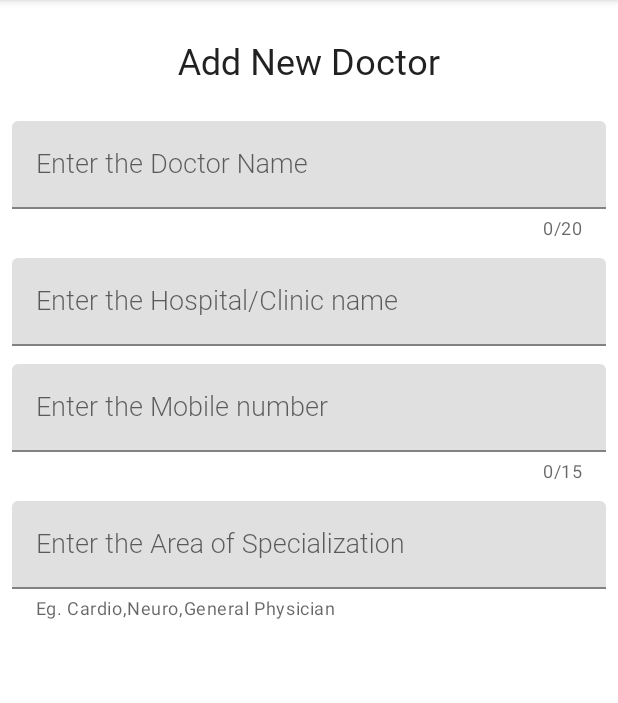
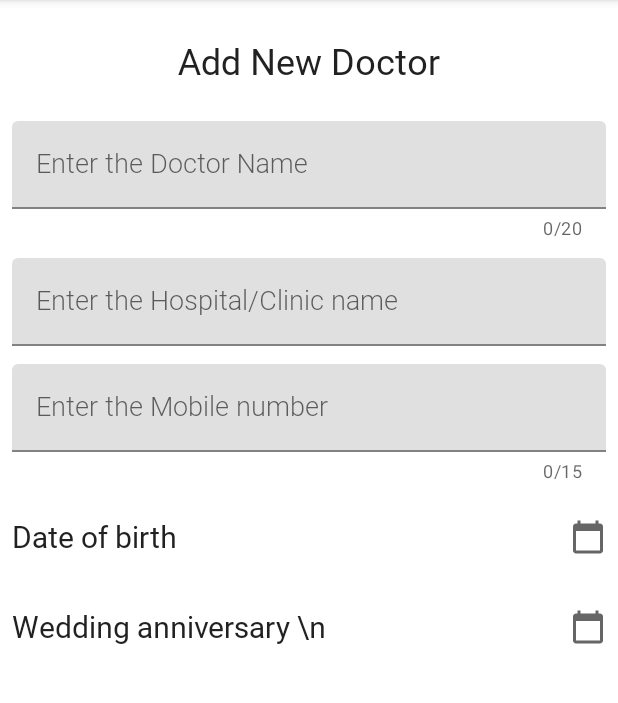
Before and after one commit to nagarajasunder/Manage-Dr, an Android app: the AddNewDoctorFragment screen opened through its navigation route, on a phone screen of 412 x 824 dp, the part 84-787 px from its top. Run offline under Robolectric (Android 15) with nearby library versions, the phone set to English and light mode, and no system bars; our stand-ins replace Dagger/Hilt's generated code, data binding.

Commit message:
Added new fields in new doctor flow

```diff
--- a/app/src/main/java/com/geekydroid/managedr/ui/add_doctor/dao/doctorDao.kt
+++ b/app/src/main/java/com/geekydroid/managedr/ui/add_doctor/dao/doctorDao.kt
@@ -18,7 +18,6 @@ interface doctorDao {
         "SELECT doctor_id as doctorID, " +
                 "doctor_name as doctorName, " +
                 "hospital_name as hospitalName, " +
-                "specialization as specialization, " +
                 "doctor_mobile_number as doctorMobileNumber, " +
                 "created_on as createdOn, " +
                 "updated_on as updatedOn FROM MDR_DOCTOR"
@@ -30,7 +29,6 @@ interface doctorDao {
         "SELECT doctor_id as doctorID, " +
                 "doctor_name as doctorName, " +
                 "hospital_name as hospitalName, " +
-                "specialization as specialization, " +
                 "doctor_mobile_number as doctorMobileNumber, " +
                 "created_on as createdOn, " +
                 "updated_on as updatedOn FROM MDR_DOCTOR WHERE doctor_id = :doctorId"
--- a/app/src/main/java/com/geekydroid/managedr/ui/add_doctor/model/HomeScreenDoctorData.kt
+++ b/app/src/main/java/com/geekydroid/managedr/ui/add_doctor/model/HomeScreenDoctorData.kt
@@ -8,7 +8,6 @@ class HomeScreenDoctorData(
     val doctorName: String = "",
     val hospitalName: String = "",
     val doctorMobileNumber:String = "",
-    val specialization: String = "",
     val createdOn: Long = System.currentTimeMillis(),
     val updatedOn: Long = System.currentTimeMillis()
 ) : ScreenData() {
--- /dev/null
+++ b/app/src/main/res/drawable/calendar_icon.xml
@@ -0,0 +1,10 @@
+<vector xmlns:android="http://schemas.android.com/apk/res/android"
+    android:width="24dp"
+    android:height="24dp"
+    android:tint="?attr/colorControlNormal"
+    android:viewportWidth="24"
+    android:viewportHeight="24">
+    <path
+        android:fillColor="@android:color/white"
+        android:pathData="M20,3h-1L19,1h-2v2L7,3L7,1L5,1v2L4,3c-1.1,0 -2,0.9 -2,2v16c0,1.1 0.9,2 2,2h16c1.1,0 2,-0.9 2,-2L22,5c0,-1.1 -0.9,-2 -2,-2zM20,21L4,21L4,8h16v13z" />
+</vector>
--- a/app/src/main/res/layout/fragment_add_new_doctor.xml
+++ b/app/src/main/res/layout/fragment_add_new_doctor.xml
@@ -4,6 +4,7 @@
     xmlns:tools="http://schemas.android.com/tools">
 
     <data>
+
         <variable
             name="viewmodel"
             type="com.geekydroid.managedr.ui.add_doctor.viewmodel.AddNewDoctorViewModel" />
@@ -33,18 +34,18 @@
             android:layout_height="wrap_content"
             android:layout_marginTop="16dp"
             android:hint="@string/hint_enter_the_doctor_name"
+            app:counterEnabled="true"
+            app:counterMaxLength="20"
             app:layout_constraintEnd_toEndOf="parent"
             app:layout_constraintStart_toStartOf="parent"
-            app:counterEnabled="true"
-            app:counterMaxLength="20"
             app:layout_constraintTop_toBottomOf="@+id/tv_title">
 
             <com.google.android.material.textfield.TextInputEditText
                 style="@style/inputFieldStyle"
                 android:layout_width="match_parent"
                 android:layout_height="wrap_content"
-                android:text="@={viewmodel.doctorName}"
-                android:singleLine="true"/>
+                android:singleLine="true"
+                android:text="@={viewmodel.doctorName}" />
 
         </com.google.android.material.textfield.TextInputLayout>
 
@@ -62,8 +63,8 @@
                 style="@style/inputFieldStyle"
                 android:layout_width="match_parent"
                 android:layout_height="wrap_content"
-                android:text="@={viewmodel.hospitalName}"
-                android:singleLine="true"/>
+                android:singleLine="true"
+                android:text="@={viewmodel.hospitalName}" />
 
         </com.google.android.material.textfield.TextInputLayout>
 
@@ -73,10 +74,10 @@
             android:layout_height="wrap_content"
             android:layout_marginTop="12dp"
             android:hint="@string/hint_enter_the_mobile_number"
+            app:counterEnabled="true"
+            app:counterMaxLength="15"
             app:layout_constraintEnd_toEndOf="parent"
             app:layout_constraintStart_toStartOf="parent"
-            app:counterEnabled="true"
-            app:counterMaxLength="15"
             app:layout_constraintTop_toBottomOf="@+id/ed_hospital_name">
 
             <com.google.android.material.textfield.TextInputEditText
@@ -84,32 +85,76 @@
                 android:layout_width="match_parent"
                 android:layout_height="wrap_content"
                 android:inputType="phone"
-                android:text="@={viewmodel.mobileNumber}"
-                android:singleLine="true"/>
+                android:singleLine="true"
+                android:text="@={viewmodel.mobileNumber}" />
 
         </com.google.android.material.textfield.TextInputLayout>
 
-        <com.google.android.material.textfield.TextInputLayout
-            android:id="@+id/ed_specialization"
-            android:layout_width="match_parent"
+        <TextView
+            android:id="@+id/tv_date_of_birth"
+            style="@style/textViewRegular"
+            android:layout_width="0dp"
             android:layout_height="wrap_content"
             android:layout_marginTop="12dp"
-            android:hint="@string/hint_enter_the_area_of_specialization"
-            app:helperText="@string/hint_area_of_specialization_helper_text"
-            app:helperTextEnabled="true"
+            android:background="?android:attr/selectableItemBackground"
+            android:clickable="true"
+            android:focusable="true"
+            android:gravity="center_vertical"
+            android:minHeight="48dp"
+            android:onClick="@{() -> viewmodel.dobClicked()}"
+            android:text="@{@string/date_of_birth(viewmodel.dateOfBirth)}"
+            app:layout_constraintEnd_toStartOf="@+id/iv_date_of_birth"
+            app:layout_constraintStart_toStartOf="parent"
+            app:layout_constraintTop_toBottomOf="@+id/ed_mobile_number" />
+
+        <ImageView
+            android:id="@+id/iv_date_of_birth"
+            android:layout_width="wrap_content"
+            android:layout_height="wrap_content"
+            android:layout_marginStart="8dp"
+            android:background="?android:attr/selectableItemBackgroundBorderless"
+            android:clickable="true"
+            android:contentDescription="@string/date_of_birth"
+            android:focusable="true"
+            android:onClick="@{() -> viewmodel.dobClicked()}"
+            android:src="@drawable/calendar_icon"
+            app:layout_constraintBottom_toBottomOf="@+id/tv_date_of_birth"
             app:layout_constraintEnd_toEndOf="parent"
+            app:layout_constraintStart_toEndOf="@+id/tv_date_of_birth"
+            app:layout_constraintTop_toTopOf="@+id/tv_date_of_birth" />
+
+        <TextView
+            android:id="@+id/tv_wedding_anniversary_date"
+            style="@style/textViewRegular"
+            android:layout_width="0dp"
+            android:layout_height="wrap_content"
+            android:layout_marginTop="12dp"
+            android:background="?android:attr/selectableItemBackground"
+            android:clickable="true"
+            android:focusable="true"
+            android:gravity="center_vertical"
+            android:minHeight="48dp"
+            android:onClick="@{() -> viewmodel.weddingDateClicked()}"
+            android:text="@{@string/wedding_anniversary_date('\n'+viewmodel.weddingAnniversaryDate)}"
+            app:layout_constraintEnd_toStartOf="@+id/iv_wedding_anniversary_date"
             app:layout_constraintStart_toStartOf="parent"
-            app:layout_constraintTop_toBottomOf="@+id/ed_mobile_number">
+            app:layout_constraintTop_toBottomOf="@+id/tv_date_of_birth" />
 
-            <com.google.android.material.textfield.TextInputEditText
-                style="@style/inputFieldStyle"
-                android:layout_width="match_parent"
-                android:layout_height="wrap_content"
-                android:text="@={viewmodel.specialization}"
-                android:singleLine="true"/>
-
-        </com.google.android.material.textfield.TextInputLayout>
-
+        <ImageView
+            android:id="@+id/iv_wedding_anniversary_date"
+            android:layout_width="wrap_content"
+            android:layout_height="wrap_content"
+            android:layout_marginStart="8dp"
+            android:contentDescription="@string/date_of_birth"
+            android:src="@drawable/calendar_icon"
+            android:clickable="true"
+            android:focusable="true"
+            android:onClick="@{() -> viewmodel.weddingDateClicked()}"
+            android:background="?android:attr/selectableItemBackgroundBorderless"
+            app:layout_constraintBottom_toBottomOf="@+id/tv_wedding_anniversary_date"
+            app:layout_constraintEnd_toEndOf="parent"
+            app:layout_constraintStart_toEndOf="@+id/tv_wedding_anniversary_date"
+            app:layout_constraintTop_toTopOf="@+id/tv_wedding_anniversary_date" />
 
     </androidx.constraintlayout.widget.ConstraintLayout>
 </layout>
--- a/app/src/main/res/values/strings.xml
+++ b/app/src/main/res/values/strings.xml
@@ -1,3 +1,4 @@
+<?xml version="1.0" encoding="utf-8"?>
 <resources>
     <string name="app_name">Manage Dr</string>
     <!-- TODO: Remove or change this placeholder text -->
@@ -22,4 +23,6 @@
     <string name="hint_add_new_city">Add new city</string>
     <string name="division_name">Division name</string>
     <string name="btn_text_add">Add</string>
+    <string name="date_of_birth">Date of birth %1s</string>
+    <string name="wedding_anniversary_date">Wedding anniversary %1s</string>
 </resources>
```
Also changed, not shown: app/src/main/java/com/geekydroid/managedr/providers/DateFormatProvider.kt (added, +7 -0 lines), app/src/main/java/com/geekydroid/managedr/ui/add_doctor/fragment/AddNewDoctorFragment.kt (+42 -17 lines), app/src/main/java/com/geekydroid/managedr/ui/add_doctor/model/MdrDoctor.kt (+13 -12 lines), app/src/main/java/com/geekydroid/managedr/ui/add_doctor/viewmodel/AddNewDoctorViewModel.kt (+37 -9 lines), app/src/main/java/com/geekydroid/managedr/utils/DateUtils.kt (added, +23 -0 lines), app/src/main/java/com/geekydroid/managedr/utils/uiutils/PickerUtils.kt (added, +11 -0 lines).
